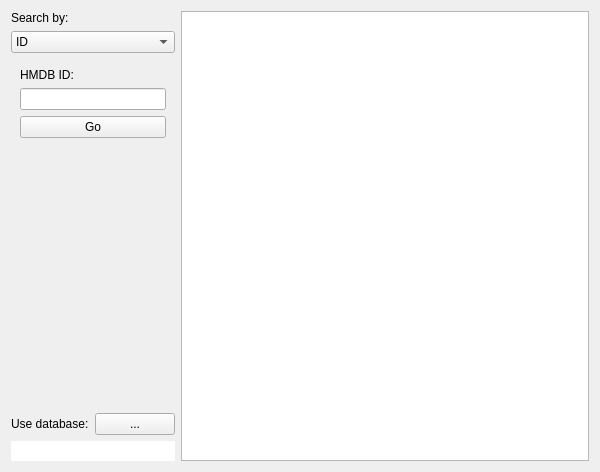
Old version of the form src/formquery.ui in the repository zwpwjwtz/HMDB-qt.
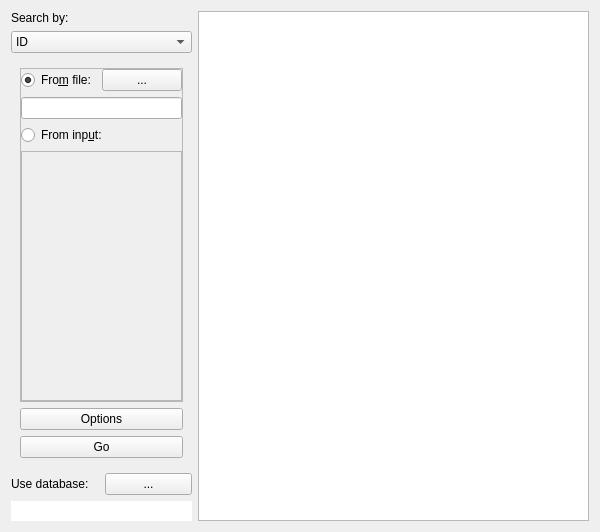
New version of the form. The open tabs and pages were chosen to show the change.

What changed in the file:
```diff
--- a/src/formquery.ui
+++ b/src/formquery.ui
@@ -7,7 +7,7 @@
     <x>0</x>
     <y>0</y>
     <width>600</width>
-    <height>472</height>
+    <height>532</height>
    </rect>
   </property>
   <property name="windowTitle">
@@ -229,6 +229,86 @@
              </item>
             </layout>
            </widget>
+           <widget class="QWidget" name="pageOptionMSMS">
+            <layout class="QVBoxLayout" name="verticalLayout_5">
+             <item>
+              <widget class="QFrame" name="frameSelectMSMS">
+               <property name="frameShape">
+                <enum>QFrame::StyledPanel</enum>
+               </property>
+               <property name="frameShadow">
+                <enum>QFrame::Raised</enum>
+               </property>
+               <layout class="QVBoxLayout" name="verticalLayout_6">
+                <property name="leftMargin">
+                 <number>0</number>
+                </property>
+                <property name="topMargin">
+                 <number>0</number>
+                </property>
+                <property name="rightMargin">
+                 <number>0</number>
+                </property>
+                <property name="bottomMargin">
+                 <number>0</number>
+                </property>
+                <item>
+                 <layout class="QHBoxLayout" name="frameSelectMSMSFile">
+                  <item>
+                   <widget class="QRadioButton" name="radioMSMSFromFile">
+                    <property name="text">
+                     <string>Fro&amp;m file:</string>
+                    </property>
+                    <property name="checked">
+                     <bool>true</bool>
+                    </property>
+                   </widget>
+                  </item>
+                  <item>
+                   <widget class="QPushButton" name="buttonSelectMSMSFile">
+                    <property name="text">
+                     <string>...</string>
+                    </property>
+                   </widget>
+                  </item>
+                 </layout>
+                </item>
+                <item>
+                 <widget class="QLineEdit" name="textMSMSFile"/>
+                </item>
+                <item>
+                 <widget class="QRadioButton" name="radioMSMSFromInput">
+                  <property name="text">
+                   <string>From inp&amp;ut:</string>
+                  </property>
+                 </widget>
+                </item>
+                <item>
+                 <widget class="QPlainTextEdit" name="textMSMSPeaks">
+                  <property name="enabled">
+                   <bool>false</bool>
+                  </property>
+                 </widget>
+                </item>
+               </layout>
+              </widget>
+             </item>
+             <item>
+              <widget class="QPushButton" name="buttonOptionQueryMSMS">
+               <property name="text">
+                <string>Options</string>
+               </property>
+              </widget>
+             </item>
+             <item>
+              <widget class="QPushButton" name="buttonQueryMSMS">
+               <property name="text">
+                <string>Go</string>
+               </property>
+              </widget>
+             </item>
+            </layout>
+           </widget>
           </widget>
          </item>
         </layout>
```
Left out of the diff: 5 changed lines with no effect on the pictures.
